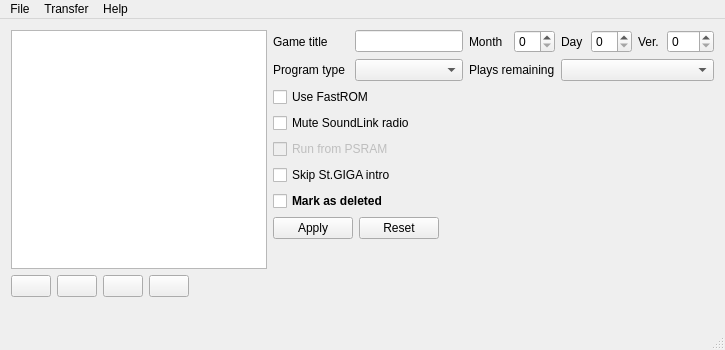
Qt form src/mainwindow.ui (devinacker/BSFlashManager) before a commit.
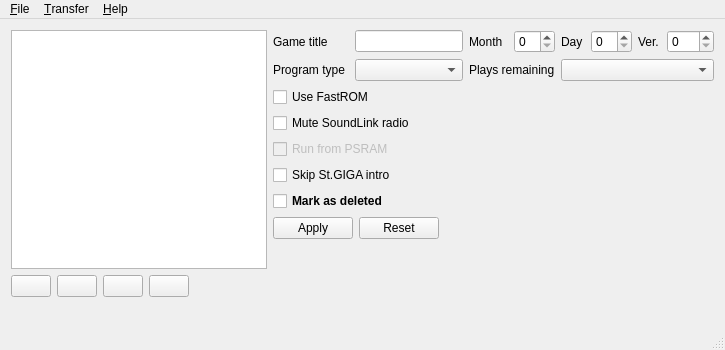
The same form after that commit. Icons and pictures are not drawn.

Commit message: menu accelerators, tab order fixes, etc

What changed in the file:
```diff
--- a/src/mainwindow.ui
+++ b/src/mainwindow.ui
@@ -330,7 +330,7 @@
    </property>
    <widget class="QMenu" name="menuFile">
     <property name="title">
-     <string>File</string>
+     <string>&amp;File</string>
     </property>
     <addaction name="actionNew"/>
     <addaction name="actionOpen"/>
@@ -344,13 +344,13 @@
    </widget>
    <widget class="QMenu" name="menuHelp">
     <property name="title">
-     <string>Help</string>
+     <string>&amp;Help</string>
     </property>
     <addaction name="actionAbout"/>
    </widget>
    <widget class="QMenu" name="menuTransfer">
     <property name="title">
-     <string>Transfer</string>
+     <string>&amp;Transfer</string>
     </property>
     <addaction name="actionTransferTest"/>
    </widget>
```
Left out of the diff: 21 changed lines with no effect on the pictures. The commit also changes 1 other file.
